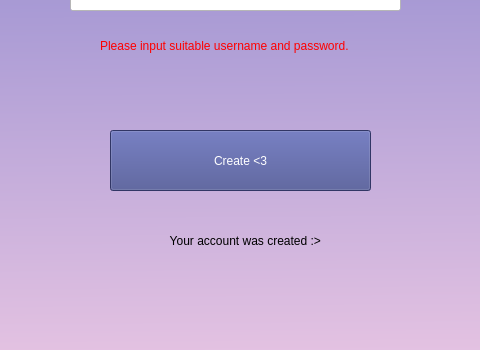
Qt form Skriptovi/CreateAccScreen.ui (xcWhy/QiuzJob) before a commit; both pictures show x 350 to 830 and y 450 to 800 of the 1200 by 800 pixel window.
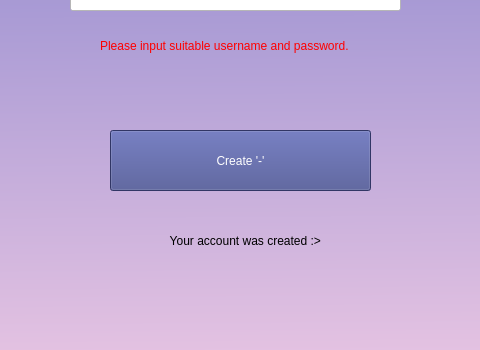
The same form after that commit.

Diff of the .ui file:
```diff
--- a/Skriptovi/CreateAccScreen.ui
+++ b/Skriptovi/CreateAccScreen.ui
@@ -169,7 +169,7 @@
 color: rgb(255, 255, 255);</string>
     </property>
     <property name="text">
-     <string>Create &lt;3</string>
+     <string>Create '-'</string>
     </property>
    </widget>
    <widget class="QLabel" name="confirm_label">
```
